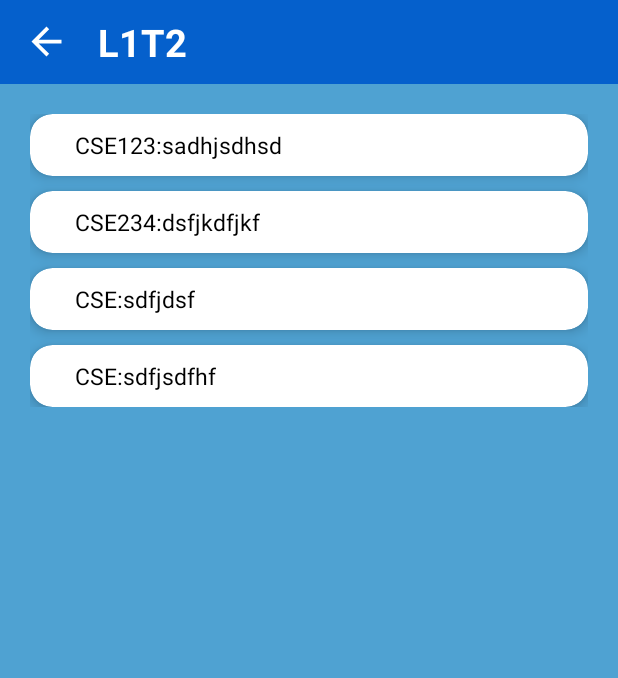
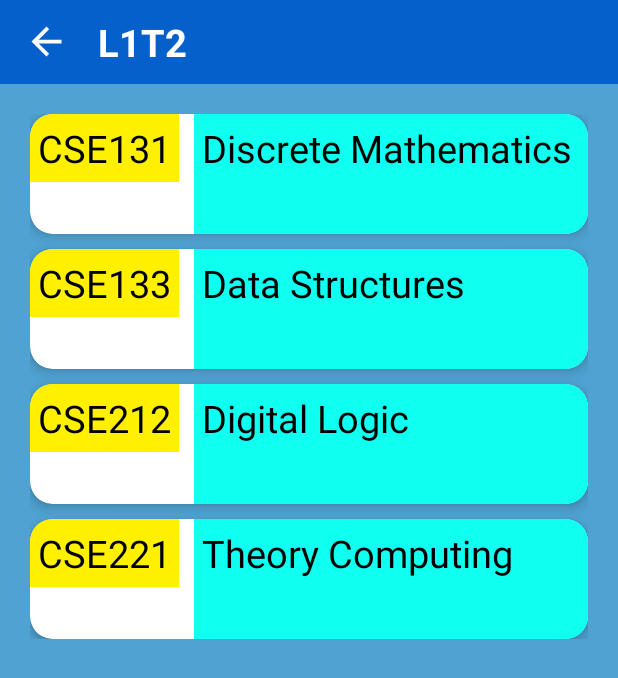
Before and after one commit to tanvirzamancse/CSE_Course, an Android app: the fragment L1T2 shown on its own in the app's theme, on a phone screen of 412 x 824 dp. Shown: the top 678 px of the screen. Run offline under Robolectric (Android 15) with nearby library versions, the phone set to English and light mode, and no system bars.

Commit message:
change gridview row design
change gridview row design

```diff
--- a/app/src/main/java/com/example/cse_course/Fragment/L1T2.java
+++ b/app/src/main/java/com/example/cse_course/Fragment/L1T2.java
@@ -21,7 +21,8 @@ import com.example.cse_course.R;
 
 
 public class L1T2 extends Fragment {
-    final String[] Word={"CSE123:sadhjsdhsd","CSE234:dsfjkdfjkf","CSE:sdfjdsf","CSE:sdfjsdfhf",};
+    final String[] Code={"CSE131","CSE133","CSE212","CSE221"};
+    final String[] Title={"Discrete Mathematics","Data Structures","Digital Logic","Theory Computing"};
     ImageView imageView;
     GridView gridView;
     @Override
@@ -45,7 +46,7 @@ public class L1T2 extends Fragment {
     private class CustomAdapter  extends BaseAdapter {
         @Override
         public int getCount() {
-            return Word.length;
+            return Code.length;
         }
 
         @Override
@@ -61,8 +62,10 @@ public class L1T2 extends Fragment {
         @Override
         public View getView(int position, View convertView, ViewGroup parent) {
             View view1= getLayoutInflater().inflate(R.layout.simple_row,null);
-            TextView textView=view1.findViewById(R.id.row_ID);
-            textView.setText(Word[position]);
+            TextView textView1=view1.findViewById(R.id.row1_ID);
+            TextView textView2=view1.findViewById(R.id.row2_ID);
+            textView1.setText(Code[position]);
+            textView2.setText(Title[position]);
             return view1;
         }
     }
--- a/app/src/main/java/com/example/cse_course/Fragment/L1T3.java
+++ b/app/src/main/java/com/example/cse_course/Fragment/L1T3.java
@@ -62,7 +62,7 @@ public class L1T3 extends Fragment {
         @Override
         public View getView(int position, View convertView, ViewGroup parent) {
             View view1= getLayoutInflater().inflate(R.layout.simple_row,null);
-            TextView textView=view1.findViewById(R.id.row_ID);
+            TextView textView=view1.findViewById(R.id.row2_ID);
             textView.setText(Word[position]);
             return view1;
         }
--- a/app/src/main/java/com/example/cse_course/Fragment/L2T1.java
+++ b/app/src/main/java/com/example/cse_course/Fragment/L2T1.java
@@ -61,7 +61,7 @@ public class L2T1 extends Fragment {
         @Override
         public View getView(int position, View convertView, ViewGroup parent) {
             View view1= getLayoutInflater().inflate(R.layout.simple_row,null);
-            TextView textView=view1.findViewById(R.id.row_ID);
+            TextView textView=view1.findViewById(R.id.row2_ID);
             textView.setText(Word[position]);
             return view1;
         }
--- a/app/src/main/res/layout/simple_row.xml
+++ b/app/src/main/res/layout/simple_row.xml
@@ -2,18 +2,39 @@
 <androidx.cardview.widget.CardView
     xmlns:android="http://schemas.android.com/apk/res/android"
     android:layout_width="match_parent"
-    android:layout_height="wrap_content"
+    android:layout_height="80sp"
     xmlns:app="http://schemas.android.com/apk/res-auto"
     app:cardElevation="5sp"
     app:cardCornerRadius="15sp">
-    <TextView
-        android:id="@+id/row_ID"
+
+    <LinearLayout
         android:layout_width="match_parent"
-        android:layout_height="wrap_content"
-        android:text="@string/tanvir"
-        android:textSize="15sp"
-        android:padding="10sp"
-        android:layout_marginStart="20sp"
-        android:textColor="#000000"
-        />
+        android:layout_height="80sp"
+        android:orientation="horizontal"
+        >
+
+        <TextView
+            android:id="@+id/row1_ID"
+            android:layout_width="wrap_content"
+            android:layout_height="wrap_content"
+            android:text="@string/tanvir"
+            android:textColor="#000000"
+            android:padding="5sp"
+            android:background="#fff000"
+            android:textSize="25sp" />
+
+        <TextView
+            android:id="@+id/row2_ID"
+            android:layout_width="match_parent"
+            android:layout_height="match_parent"
+            android:layout_marginLeft="10sp"
+            android:background="#0ffff0"
+            android:padding="5sp"
+            android:text="@string/tanvir"
+            android:textColor="#000000"
+            android:textSize="25sp" />
+
+    </LinearLayout>
+
+
 </androidx.cardview.widget.CardView>
```
Also changed, not shown: app/src/main/java/com/example/cse_course/Fragment/L1T1.java (+7 -5 lines), app/src/main/java/com/example/cse_course/Fragment/L2T2.java (+7 -4 lines), app/src/main/java/com/example/cse_course/Fragment/L2T3.java (+7 -4 lines), app/src/main/java/com/example/cse_course/Fragment/L3T1.java (+7 -4 lines), app/src/main/java/com/example/cse_course/Fragment/L3T2.java (+7 -4 lines), app/src/main/java/com/example/cse_course/Fragment/L3T3.java (+7 -4 lines), app/src/main/java/com/example/cse_course/Fragment/L4T1.java (+7 -4 lines), app/src/main/java/com/example/cse_course/Fragment/L4T2.java (+7 -4 lines), app/src/main/java/com/example/cse_course/Fragment/L4T3.java (+9 -5 lines).
